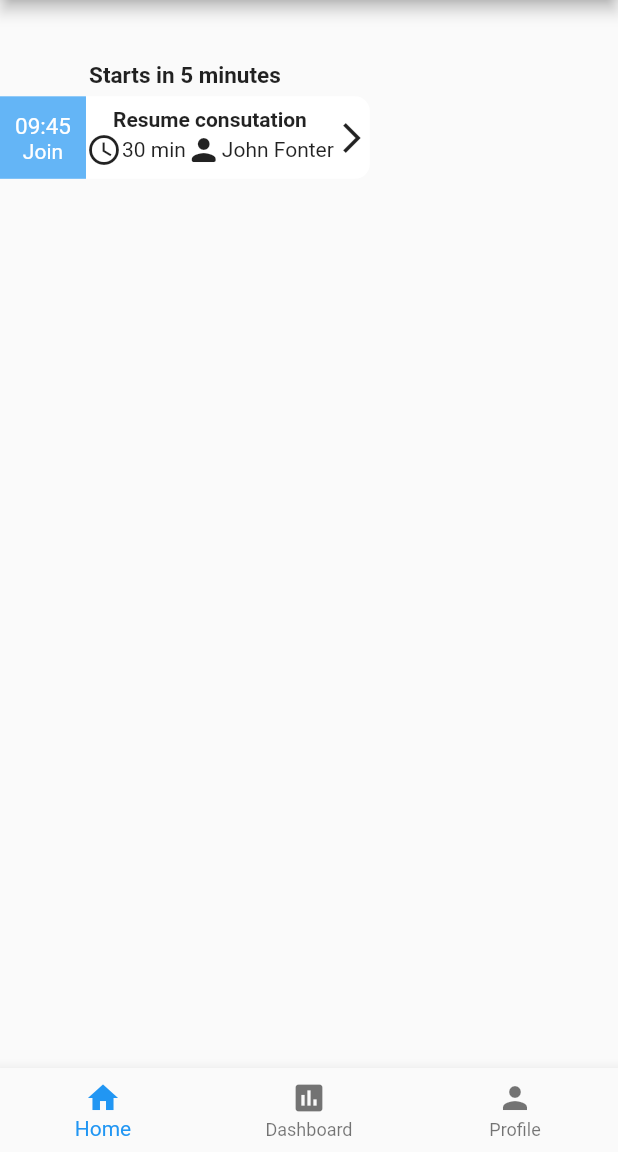
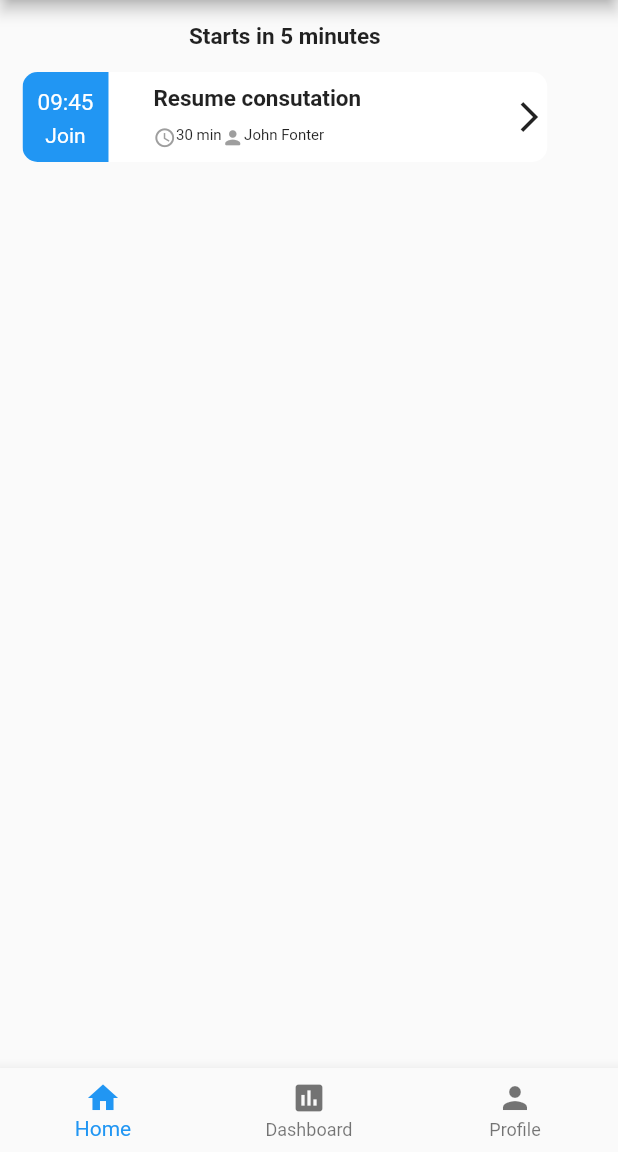
Before and after one commit to Thongek-wpm/flutter_project_test, a Flutter app: the screen it shows after launch, on a phone screen of 412 x 824 dp, the part 84-1236 px from its top. Run offline on Flutter 3.47's test engine with Material 2 defaults, Android fonts, the phone set to English and light mode, and no system bars.

Commit message:
Update homeUI.dart

```diff
--- a/lib/screen/homeUI.dart
+++ b/lib/screen/homeUI.dart
@@ -11,14 +11,17 @@ class _HomeUiState extends State<HomeUi> {
   @override
   Widget build(BuildContext context) {
     return Scaffold(
-      body: SingleChildScrollView(
+      body: SafeArea(
         child: Column(
+          mainAxisAlignment: MainAxisAlignment.start,
+          crossAxisAlignment: CrossAxisAlignment.start,
           children: [
-            SizedBox(
-              height: MediaQuery.of(context).size.width * 0.1,
+            Padding(
+              padding: EdgeInsets.only(
+                top: 15,
+              ),
             ),
             Row(
-              mainAxisAlignment: MainAxisAlignment.start,
               children: [
                 Column(
                   children: [
@@ -29,22 +32,25 @@ class _HomeUiState extends State<HomeUi> {
                         fontWeight: FontWeight.bold,
                       ),
                     ),
-                    const SizedBox(height: 5),
-                    Container(
+                    Padding(
+                      padding: EdgeInsets.all(15.0),
+                      child: Container(
+                        clipBehavior: Clip.antiAlias,
                         decoration: BoxDecoration(
                           color: Colors.white,
                           borderRadius: BorderRadius.circular(10),
                         ),
                         child: Row(
-                        mainAxisAlignment: MainAxisAlignment.center,
+                          mainAxisAlignment: MainAxisAlignment.start,
                           children: [
                             Container(
                               padding: EdgeInsets.all(10),
-                            color: Colors.blue[300],
+                              color: Colors.blue[500],
                               child: Column(
-                              mainAxisAlignment: MainAxisAlignment.center,
                                 children: [
-                                Padding(padding: EdgeInsets.all(0.5)),
+                                  Padding(
+                                    padding: EdgeInsets.all(0.5),
+                                  ),
                                   Text(
                                     '09:45',
                                     style: TextStyle(
@@ -52,6 +58,7 @@ class _HomeUiState extends State<HomeUi> {
                                       fontSize: 15,
                                     ),
                                   ),
+                                  Padding(padding: EdgeInsets.only(bottom: 5)),
                                   Text(
                                     'Join',
                                     style: TextStyle(color: Colors.white),
@@ -59,26 +66,58 @@ class _HomeUiState extends State<HomeUi> {
                                 ],
                               ),
                             ),
+                            Padding(
+                              padding: EdgeInsets.all(15),
+                            ),
                             Column(
+                              mainAxisAlignment: MainAxisAlignment.start,
+                              crossAxisAlignment: CrossAxisAlignment.start,
                               children: [
                                 Text(
                                   'Resume consutation',
                                   style: TextStyle(
                                       fontWeight: FontWeight.bold,
+                                      fontSize: 15),
+                                ),
+                                SizedBox(
+                                  height: 10,
+                                ),
+                                Row(
+                                  mainAxisAlignment: MainAxisAlignment.start,
+                                  crossAxisAlignment: CrossAxisAlignment.start,
+                                  children: [
+                                    Icon(
+                                      Icons.access_time_sharp,
+                                      color: Colors.grey,
+                                      size: 15,
+                                    ),
+                                    Text(
+                                      '30 min',
+                                      style: TextStyle(
+                                        fontSize: 10,
                                       ),
                                     ),
-                              Row(
-                                children: [
-                                  Icon(Icons.access_time_sharp),
-                                  Text('30 min'),
-                                  Icon(Icons.person_rounded),
-                                  Text('John Fonter'),
+                                    Icon(
+                                      Icons.person_rounded,
+                                      size: 15,
+                                      color: Colors.grey,
+                                    ),
+                                    Text(
+                                      'John Fonter',
+                                      style: TextStyle(
+                                        fontSize: 10,
+                                      ),
+                                    ),
                                   ],
                                 ),
                               ],
                             ),
+                            Padding(
+                              padding: EdgeInsets.only(left: 100),
+                            ),
                             Icon(Icons.arrow_forward_ios),
                           ],
+                        ),
                       ),
                     ),
                   ],
```
Lines whose indentation alone changed are shown as unchanged.
